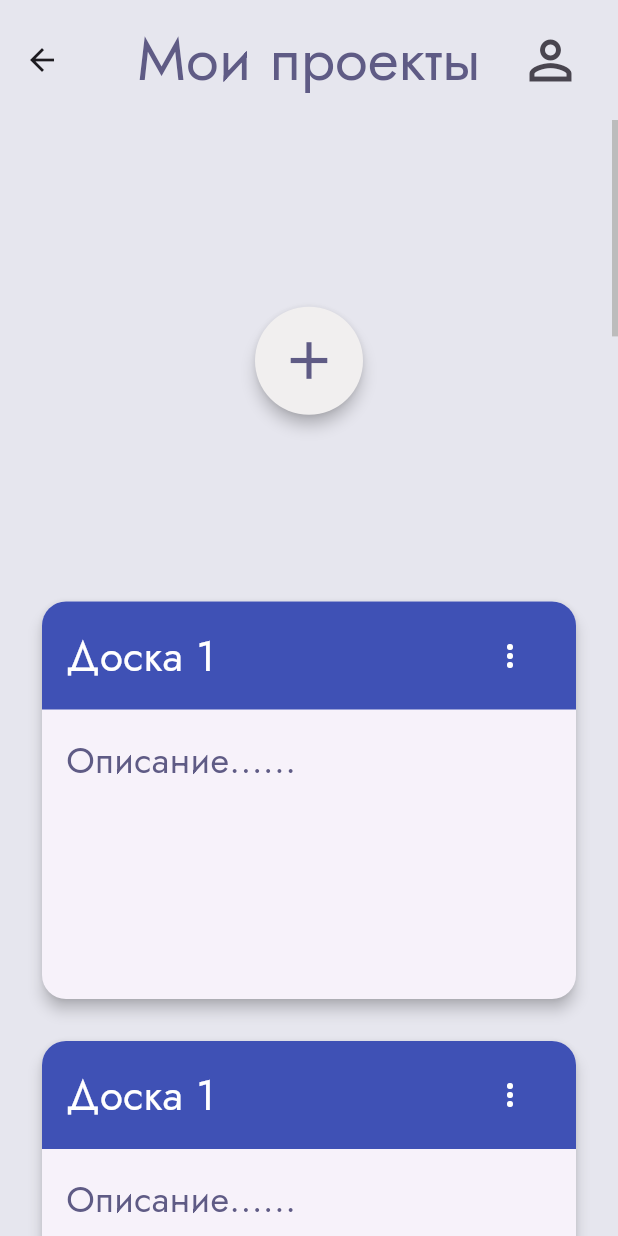
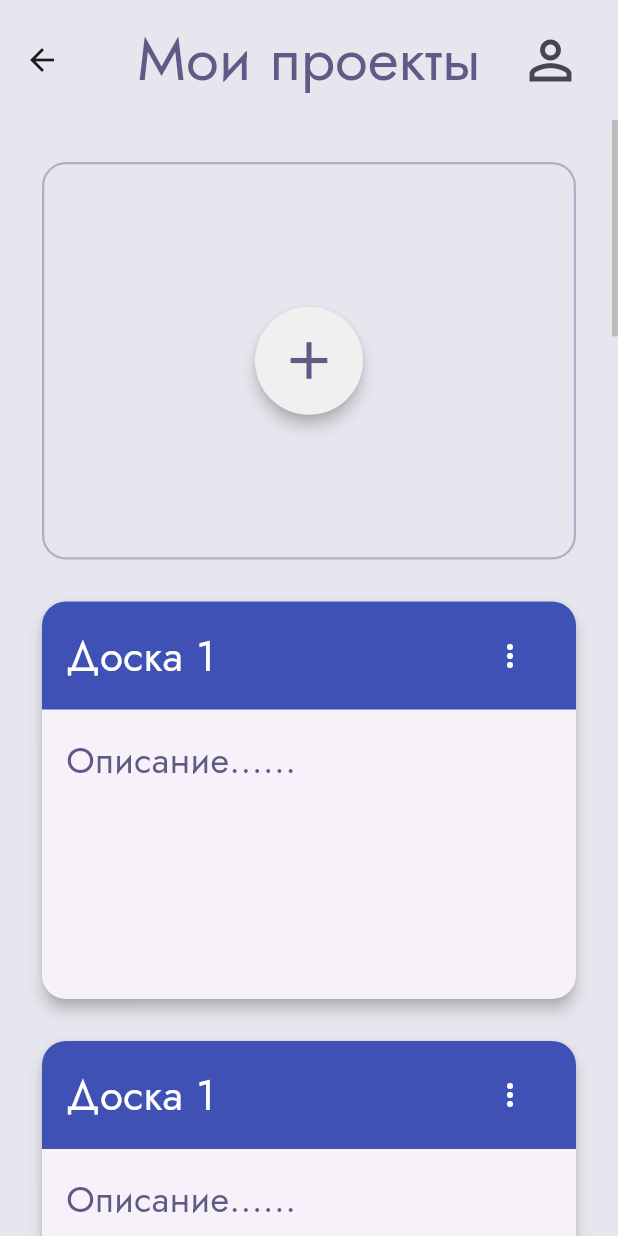
Before and after one commit to Anastasia0427/kanban_flutter, a Flutter app: the MainPage screen opened directly, on a phone screen of 412 x 824 dp. Run offline on Flutter 3.47's test engine with Material 3 defaults, Android fonts, the phone set to English and light mode, and no system bars; our stand-ins replace flutter_bloc, fpdart, get_it, go_router, google_fonts, supabase_flutter; accounts and stored records are empty.

Commit message:
Небольшое изменение для кнопки добавления новой доски

```diff
--- a/lib/presentation/main/pages/main_page.dart
+++ b/lib/presentation/main/pages/main_page.dart
@@ -37,7 +37,6 @@ class MainPage extends StatelessWidget {
       ),
       body: LayoutBuilder(
         builder: (context, constraints) {
-          // Определяем количество колонок в зависимости от ширины окна
           final crossAxisCount = (constraints.maxWidth / 300).floor().clamp(
             1,
             4,
@@ -49,7 +48,7 @@ class MainPage extends StatelessWidget {
             child: GridView.builder(
               controller: scrollController,
               padding: const EdgeInsets.all(24),
-              itemCount: 13, // 1 кнопка + 12 тестовых проектов
+              itemCount: 13,
               gridDelegate: SliverGridDelegateWithFixedCrossAxisCount(
                 crossAxisCount: crossAxisCount,
                 crossAxisSpacing: 20,
--- a/lib/presentation/main/widgets/add_project_button.dart
+++ b/lib/presentation/main/widgets/add_project_button.dart
@@ -6,7 +6,17 @@ class AddProjectButton extends StatelessWidget {
 
   @override
   Widget build(BuildContext context) {
-    return Center(
+    return Padding(
+      padding: const EdgeInsets.all(4.0),
+      child: Container(
+        decoration: BoxDecoration(
+          border: Border.all(
+            color: context.color.primaryText!.withAlpha(100),
+            width: 1.5,
+          ),
+          borderRadius: BorderRadius.circular(16),
+        ),
+        child: Center(
           child: Material(
             shape: const CircleBorder(),
             elevation: 4,
@@ -19,7 +29,13 @@ class AddProjectButton extends StatelessWidget {
               child: SizedBox(
                 width: 72,
                 height: 72,
-            child: Icon(Icons.add, size: 42, color: context.color.primaryText),
+                child: Icon(
+                  Icons.add,
+                  size: 42,
+                  color: context.color.primaryText,
+                ),
+              ),
+            ),
           ),
         ),
       ),
```
Lines whose indentation alone changed are shown as unchanged.
